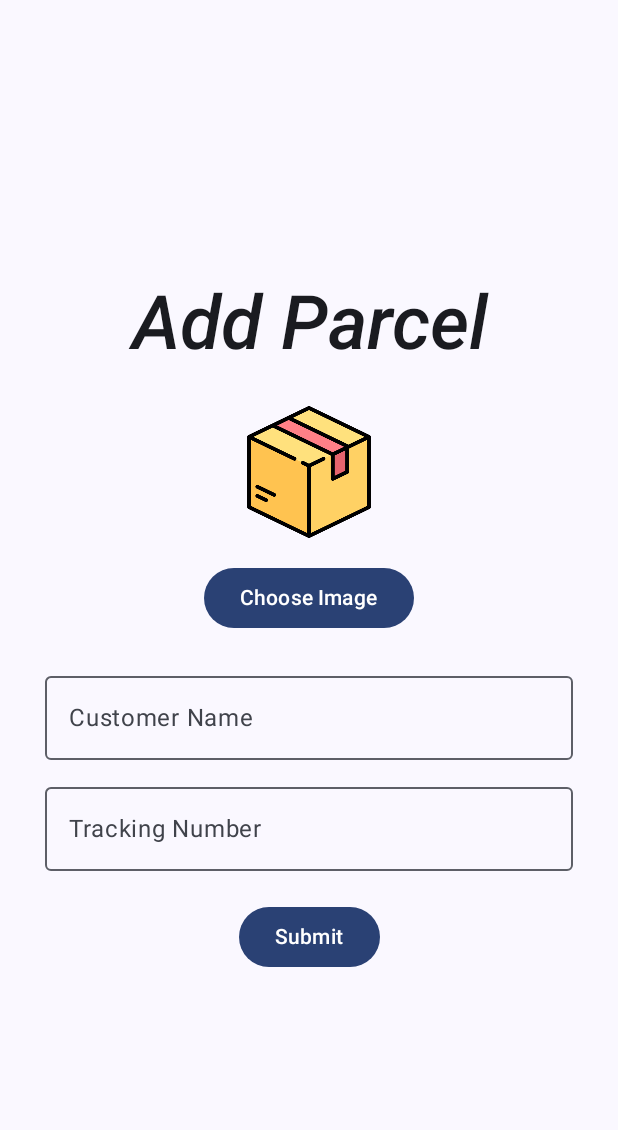
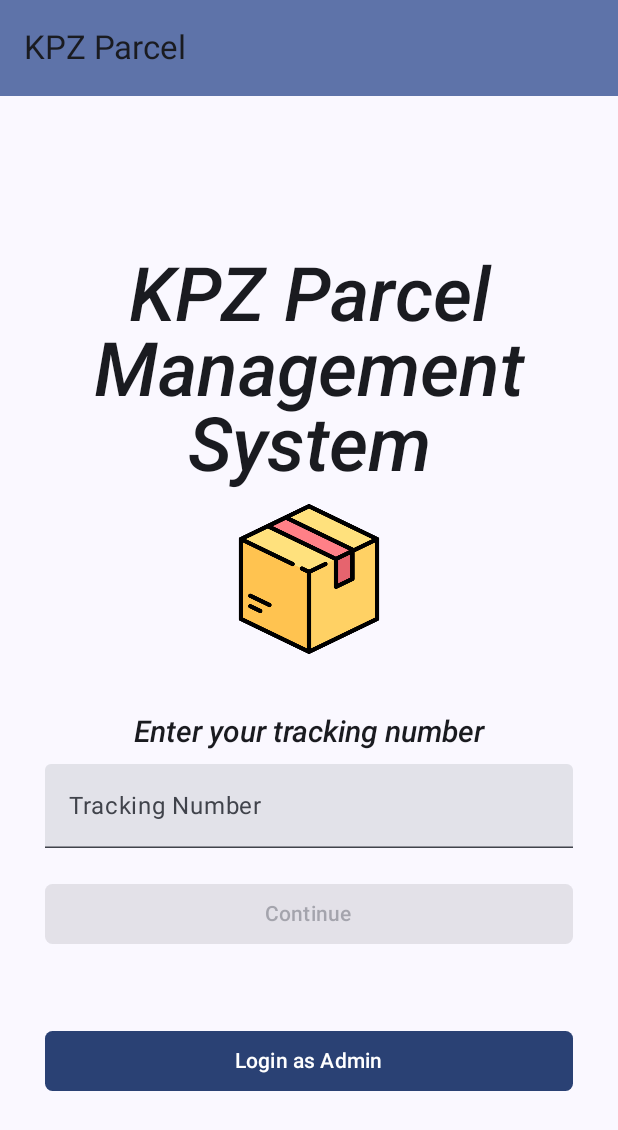
Before and after one commit to Nearon1884/Parcel-Tracker-App, an Android app built with Jetpack Compose: the screen it shows after launch (MainActivity), on a phone screen of 412 x 824 dp. Shown: the top 1130 px of the screen. Run offline under Robolectric (Android 15) with nearby library versions, the phone set to English and light mode, and no system bars.

Commit message:
Added Navigation

```diff
--- a/app/src/main/java/com/example/kpzparcel/MainActivity.kt
+++ b/app/src/main/java/com/example/kpzparcel/MainActivity.kt
@@ -15,7 +15,7 @@ class MainActivity : ComponentActivity() {
         enableEdgeToEdge()
         setContent {
             KPZParcelTheme {
-                AddParcelForm()
+                ParcelApp()
             }
         }
     }
--- /dev/null
+++ b/app/src/main/java/com/example/kpzparcel/ParcelNavigation.kt
@@ -0,0 +1,132 @@
+package com.example.kpzparcel
+
+import androidx.annotation.StringRes
+import androidx.compose.foundation.layout.fillMaxHeight
+import androidx.compose.foundation.layout.fillMaxSize
+import androidx.compose.foundation.layout.padding
+import androidx.compose.material.icons.Icons
+import androidx.compose.material.icons.filled.ArrowBack
+import androidx.compose.material3.ExperimentalMaterial3Api
+import androidx.compose.material3.Icon
+import androidx.compose.material3.IconButton
+import androidx.compose.material3.MaterialTheme
+import androidx.compose.material3.Scaffold
+import androidx.compose.material3.Text
+import androidx.compose.material3.TopAppBar
+import androidx.compose.material3.TopAppBarDefaults
+import androidx.compose.runtime.Composable
+import androidx.compose.runtime.getValue
+import androidx.compose.ui.Modifier
+import androidx.compose.ui.platform.LocalContext
+import androidx.compose.ui.res.dimensionResource
+import androidx.compose.ui.res.stringResource
+import androidx.navigation.NavHostController
+import androidx.navigation.compose.NavHost
+import androidx.navigation.compose.composable
+import androidx.navigation.compose.currentBackStackEntryAsState
+import androidx.navigation.compose.rememberNavController
+import com.example.kpzparcel.ui.AddParcelForm
+import com.example.kpzparcel.ui.AdminButton
+import com.example.kpzparcel.ui.AdminLoginForm
+import com.example.kpzparcel.ui.AdminPage
+import com.example.kpzparcel.ui.UserLoginForm
+import com.example.kpzparcel.ui.UserPage
+
+enum class ParcelNavigation(@StringRes val title: Int) {
+    UserLogin(title = R.string.app_name),
+    AdminLogin(title = R.string.admin_login),
+    UserPage(title = R.string.user_page),
+    AdminPage(title = R.string.admin_page),
+    AddParcel(title = R.string.add_parcel),
+}
+
+@Composable
+fun ParcelApp(
+    navController: NavHostController = rememberNavController()
+) {
+    val backStackEntry by navController.currentBackStackEntryAsState()
+    val currentScreen = ParcelNavigation.valueOf(
+        backStackEntry?.destination?.route ?: ParcelNavigation.UserLogin.name
+    )
+    Scaffold(
+        topBar = {
+            ParcelAppBar(
+                currentScreen = currentScreen,
+                canNavigateBack = navController.previousBackStackEntry != null,
+                navigateUp = { navController.navigateUp() }
+            )
+        }
+    ) { innerPadding ->
+
+        NavHost(
+            navController = navController,
+            startDestination = ParcelNavigation.UserLogin.name,
+            modifier = Modifier.padding(innerPadding)
+        ){
+            composable(route = ParcelNavigation.UserLogin.name) {
+                UserLoginForm(
+                    LoginAdmin = {
+                        navController.navigate(ParcelNavigation.AdminLogin.name)
+                    },
+
+                    PageUser = {
+                        navController.navigate(ParcelNavigation.UserPage.name)
+                    }
+
+                )
+            }
+
+            composable(route = ParcelNavigation.AdminLogin.name) {
+                AdminLoginForm(
+                    PageAdmin = {
+                        navController.navigate(ParcelNavigation.AdminPage.name)
+                    }
+                )
+            }
+
+            composable(route = ParcelNavigation.UserPage.name) {
+                UserPage()
+            }
+
+            composable(route = ParcelNavigation.AdminPage.name) {
+                AdminPage(
+                    ParcelPage = {
+                        navController.navigate(ParcelNavigation.AddParcel.name)
+                    }
+                )
+            }
+
+            composable(route = ParcelNavigation.AddParcel.name) {
+                AddParcelForm()
+            }
+
+        }
+    }
+}
+
+@OptIn(ExperimentalMaterial3Api::class)
+@Composable
+fun ParcelAppBar(
+    currentScreen: ParcelNavigation,
+    canNavigateBack: Boolean,
+    navigateUp: () -> Unit,
+    modifier: Modifier = Modifier
+) {
+    TopAppBar(
+        title = { Text(stringResource(currentScreen.title)) },
+        colors = TopAppBarDefaults.mediumTopAppBarColors(
+            containerColor = MaterialTheme.colorScheme.primaryContainer
+        ),
+        modifier = modifier,
+        navigationIcon = {
+            if (canNavigateBack) {
+                IconButton(onClick = navigateUp) {
+                    Icon(
+                        imageVector = Icons.Filled.ArrowBack,
+                        contentDescription = stringResource(R.string.back_button)
+                    )
+                }
+            }
+        }
+    )
+}
--- a/app/src/main/java/com/example/kpzparcel/ui/UserLogin.kt
+++ b/app/src/main/java/com/example/kpzparcel/ui/UserLogin.kt
@@ -12,6 +12,7 @@ import androidx.compose.foundation.layout.fillMaxWidth
 import androidx.compose.foundation.layout.height
 import androidx.compose.foundation.layout.padding
 import androidx.compose.foundation.layout.size
+import androidx.compose.foundation.layout.widthIn
 import androidx.compose.foundation.shape.RoundedCornerShape
 import androidx.compose.foundation.text.KeyboardActions
 import androidx.compose.foundation.text.KeyboardOptions
@@ -31,6 +32,7 @@ import androidx.compose.ui.layout.ContentScale
 import androidx.compose.ui.platform.LocalContext
 import androidx.compose.ui.platform.LocalFocusManager
 import androidx.compose.ui.res.painterResource
+import androidx.compose.ui.res.stringResource
 import androidx.compose.ui.text.TextStyle
 import androidx.compose.ui.text.font.FontFamily
 import androidx.compose.ui.text.font.FontStyle
@@ -45,7 +47,10 @@ import com.example.kpzparcel.R
 import com.example.kpzparcel.ui.theme.KPZParcelTheme
 
 @Composable
-fun UserLoginForm() {
+fun UserLoginForm(
+    LoginAdmin: () -> Unit = {},
+    PageUser: () -> Unit = {},
+) {
     Surface {
         var trackNum by remember { mutableStateOf(TrackNum()) }
         val context = LocalContext.current
@@ -106,7 +111,10 @@ fun UserLoginForm() {
 
             Button(
                 onClick = {
-                    if (!checkTrackingNum(trackNum, context)) trackNum = TrackNum()
+                    if (!checkTrackingNum(trackNum, context) == false){
+                        trackNum = TrackNum()
+                        PageUser()
+                    }
                 },
                 enabled = trackNum.isNotEmpty(),
                 shape = RoundedCornerShape(5.dp),
@@ -117,26 +125,20 @@ fun UserLoginForm() {
 
             Spacer(modifier = Modifier.height(50.dp))
 
-            Button(
-                onClick = {
+            AdminButton(
+                onClick = LoginAdmin
+            )
 
-                //Navigate to AdminLogin
 
-                },
-                shape = RoundedCornerShape(5.dp),
-                modifier = Modifier.fillMaxWidth()
-            ) {
-                Text("Login as Admin")
-            }
         }
     }
 }
 
-fun checkTrackingNum(num: TrackNum, context: Context): Boolean {
+fun checkTrackingNum(
+    num: TrackNum,
+    context: Context
+): Boolean {
     if (num.isNotEmpty() && num.code == "admin") {
-
-        //Navigate to UserPage
-
         return true
     } else {
         Toast.makeText(context, "Wrong Credentials", Toast.LENGTH_SHORT).show()
@@ -178,6 +180,21 @@ fun TrackingNumberField(
     )
 }
 
+@Composable
+fun AdminButton(
+    onClick: () -> Unit,
+    modifier: Modifier = Modifier
+) {
+    Button(
+        onClick = onClick,
+        shape = RoundedCornerShape(5.dp),
+        modifier = Modifier.fillMaxWidth()
+    ) {
+        Text("Login as Admin")
+    }
+}
+
+
 @Preview(showBackground = true)
 @Composable
 fun UserLoginFormPreview() {
--- a/app/src/main/res/values/strings.xml
+++ b/app/src/main/res/values/strings.xml
@@ -1,3 +1,11 @@
 <resources>
     <string name="app_name">KPZ Parcel</string>
+    <string name="admin_login">Admin Login</string>
+    <string name="user_login">User Login</string>
+    <string name="admin_page">Admin Page</string>
+    <string name="user_page">User Page</string>
+    <string name="add_parcel">Add Parcel</string>
+    <string name="back_button">Back</string>
+
+
 </resources>
```
Also changed, not shown: app/src/main/java/com/example/kpzparcel/ui/AdminLogin.kt (+7 -6 lines), app/src/main/java/com/example/kpzparcel/ui/AdminPage.kt (+66 -6 lines), app/src/main/java/com/example/kpzparcel/ui/UserPage.kt (+2 -13 lines).
